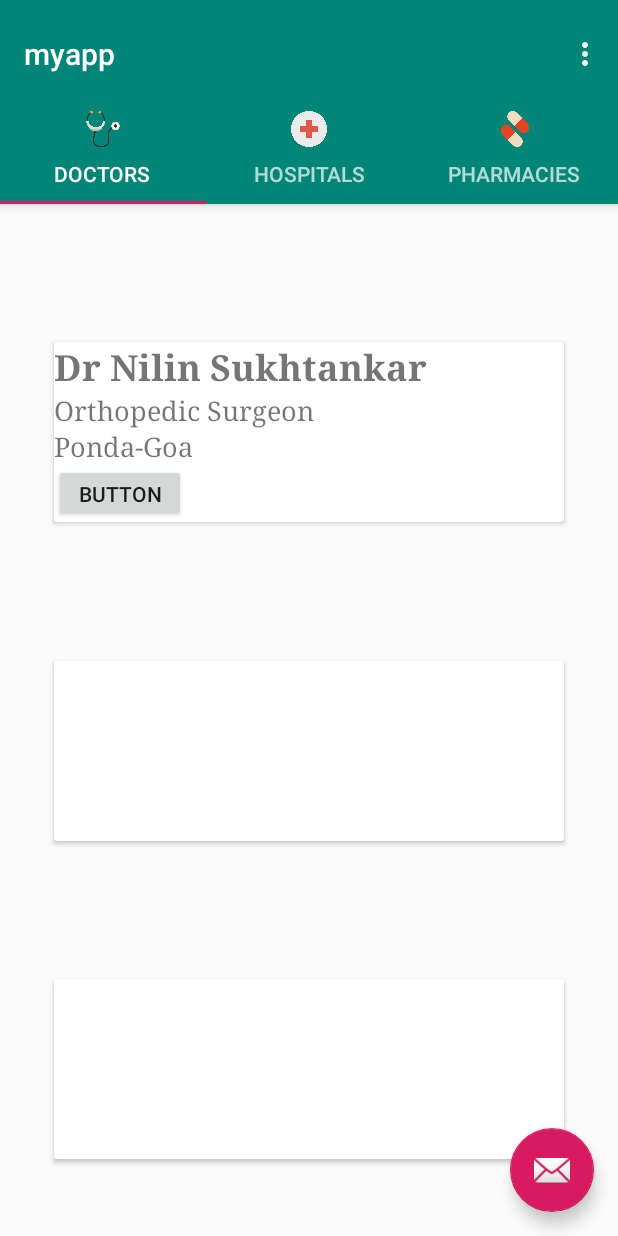
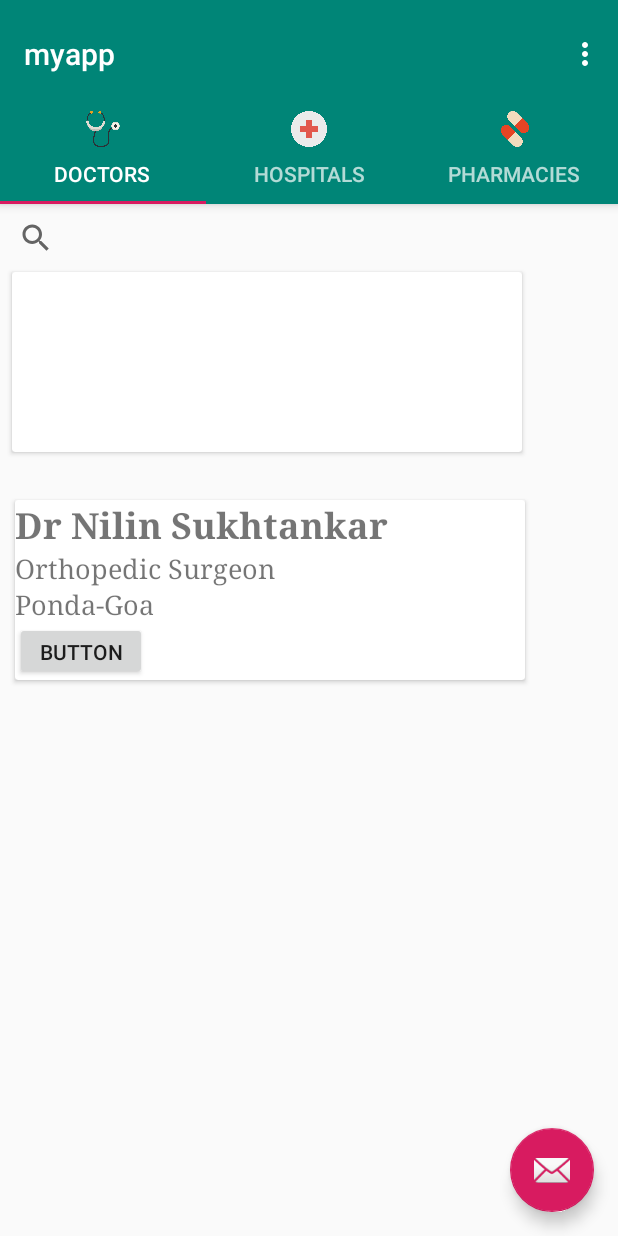
Before and after one commit to dup05/Ayuda, an Android app: the Tab1Doctors screen opened directly, with no data from a screen before it, on a phone screen of 412 x 824 dp. Run offline under Robolectric (Android 15) with nearby library versions, the phone set to English and light mode, and no system bars.

Commit message:
first commit

```diff
--- a/myapp/app/src/main/java/com/example/divya/myapp/SplashScreen.java
+++ b/myapp/app/src/main/java/com/example/divya/myapp/SplashScreen.java
@@ -2,8 +2,8 @@ package com.example.divya.myapp;
 
 
 import android.content.Intent;
+import android.os.Bundle;
 import android.support.v7.app.AppCompatActivity;
-import android.os.Bundle;
 import android.view.Window;
 import android.view.WindowManager;
 
--- a/myapp/app/src/main/res/layout/activity_main.xml
+++ b/myapp/app/src/main/res/layout/activity_main.xml
@@ -22,7 +22,7 @@
         app:layout_constraintStart_toStartOf="parent"
         app:layout_constraintTop_toTopOf="parent"
         app:layout_constraintVertical_bias="0.249"
-        app:srcCompat="@drawable/fb" />
+        app:srcCompat="@drawable/logo" />
 
     <android.support.v7.widget.CardView
         android:id="@+id/cardView"
--- a/myapp/app/src/main/res/layout/tab_doc.xml
+++ b/myapp/app/src/main/res/layout/tab_doc.xml
@@ -7,23 +7,49 @@
     android:layout_height="match_parent"
     tools:context=".Services$PlaceholderFragment">
 
+    <ScrollView
+        android:layout_width="match_parent"
+        android:layout_height="match_parent"
+        android:layout_marginBottom="8dp"
+        app:layout_constraintBottom_toBottomOf="parent"
+        app:layout_constraintEnd_toEndOf="parent"
+        app:layout_constraintStart_toStartOf="parent"
+        app:layout_constraintTop_toTopOf="parent">
+
+        <LinearLayout
+            android:layout_width="match_parent"
+            android:layout_height="wrap_content"
+            android:orientation="vertical">
+
+            <SearchView
+                android:layout_width="match_parent"
+                android:layout_height="match_parent"
+                android:gravity="center">
+
+                <EditText
+                    android:id="@+id/editText"
+                    android:layout_width="wrap_content"
+                    android:layout_height="wrap_content"
+                    android:layout_weight="1"
+                    android:ems="10"
+                    android:hint="@string/entername"
+                    android:inputType="textPersonName"
+                    android:text="Name" />
+            </SearchView>
+
             <android.support.v7.widget.CardView
-        android:id="@+id/doc3"
+                android:id="@+id/doc2"
                 android:layout_width="340dp"
                 android:layout_height="120dp"
                 android:layout_marginStart="8dp"
                 android:layout_marginLeft="8dp"
-        android:layout_marginTop="284dp"
                 android:layout_marginEnd="8dp"
                 android:layout_marginRight="8dp"
-        android:layout_marginBottom="107dp"
-        android:scrollbars="vertical"
-        app:layout_constraintBottom_toBottomOf="parent"
+                android:layout_marginBottom="16dp"
+                app:layout_constraintBottom_toTopOf="@+id/doc3"
                 app:layout_constraintEnd_toEndOf="parent"
                 app:layout_constraintStart_toStartOf="parent"
-        app:layout_constraintTop_toTopOf="parent"
-        app:layout_constraintVertical_bias="1.0"
-        tools:scrollbarStyle="insideOverlay" />
+                app:layout_constraintTop_toBottomOf="@+id/doc1" />
 
             <android.support.v7.widget.CardView
                 android:id="@+id/doc1"
@@ -81,18 +107,7 @@
                 </LinearLayout>
             </android.support.v7.widget.CardView>
 
-    <android.support.v7.widget.CardView
-        android:id="@+id/doc2"
-        android:layout_width="340dp"
-        android:layout_height="120dp"
-        android:layout_marginStart="8dp"
-        android:layout_marginLeft="8dp"
-        android:layout_marginEnd="8dp"
-        android:layout_marginRight="8dp"
-        android:layout_marginBottom="16dp"
-        app:layout_constraintBottom_toTopOf="@+id/doc3"
-        app:layout_constraintEnd_toEndOf="parent"
-        app:layout_constraintStart_toStartOf="parent"
-        app:layout_constraintTop_toBottomOf="@+id/doc1" />
+        </LinearLayout>
+    </ScrollView>
 
 </android.support.constraint.ConstraintLayout>
--- a/myapp/app/src/main/res/values/strings.xml
+++ b/myapp/app/src/main/res/values/strings.xml
@@ -19,4 +19,10 @@
     <string name="Adress2">Warkhande, Ponda-Goa</string>
     <string name="sp2">Cardiologist</string>
     <string name="title_activity_view_map">Map</string>
+    <string name="entername">Enter name to search</string>
+    <string name="ayud">AYUDA</string>
+    <string name="mission_statement">Mission Statement</string>
+    <string name="ayuda_has_been_developed_with_the_mission_to_reduce_the_delay_in_accessing_the_medical_facilities_during_the_time_of_a_calamity_microsoft_codefund_has_been_a_great_inspiration_to_us_in_developing_the_application">Ayuda has been developed with the mission to reduce the delay in accessing the medical facilities during the time of a calamity.Microsoft codefund has been a great inspiration to us in developing the application.</string>
+    <string name="developers">Developers</string>
+    <string name="divya_prabhu_yulan_d_costa_manasi_gude">Divya Prabhu , Yulan D\'Costa , Manasi Gude</string>
 </resources>
```
Also changed, not shown: myapp/app/src/main/AndroidManifest.xml (+13 -10 lines), myapp/app/src/main/java/com/example/divya/myapp/Aboutus.java (added, +13 -0 lines), myapp/app/src/main/java/com/example/divya/myapp/MainActivity.java (+13 -0 lines), myapp/app/src/main/res/layout/activity_aboutus.xml (added, +123 -0 lines), myapp/app/build.gradle (line endings or trailing spaces), myapp/app/src/main/res/drawable/logo.jpg (added). Lines whose indentation alone changed are shown as unchanged.
